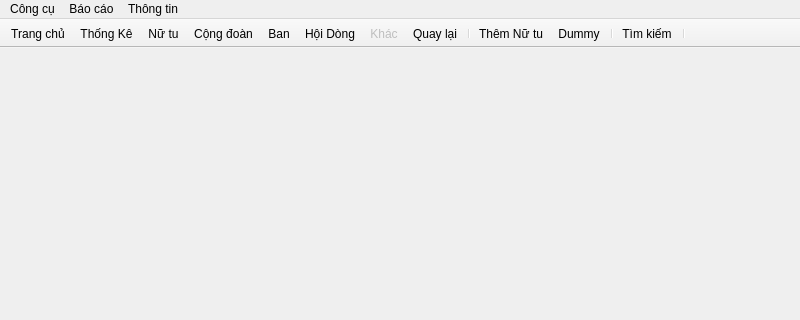
Qt form app/mainwindow.ui (emtrai/hrm_monastery) before a commit; both pictures show x 0 to 800 and y 0 to 320 of the 800 by 600 pixel window.
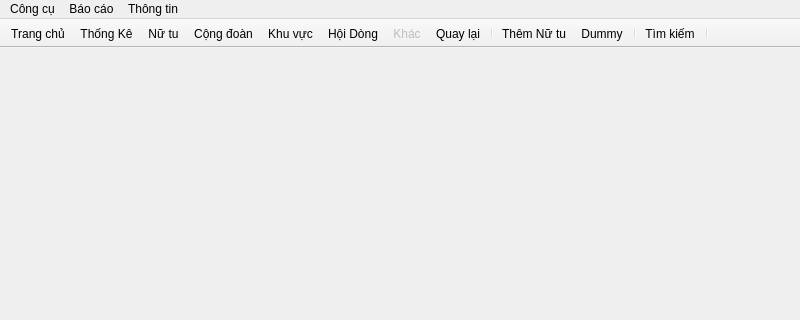
The same form after that commit. Icons and pictures are not drawn.

Commit message: area, person area

The edit to the form file:
```diff
--- a/app/mainwindow.ui
+++ b/app/mainwindow.ui
@@ -78,7 +78,7 @@
    <addaction name="actionSummarize"/>
    <addaction name="actionPerson"/>
    <addaction name="actionCommunity"/>
-   <addaction name="actionDept"/>
+   <addaction name="actionArea"/>
    <addaction name="actionOrgInfo"/>
    <addaction name="actionDummy"/>
    <addaction name="actionBack"/>
@@ -326,15 +326,6 @@
     <bool>false</bool>
    </property>
   </action>
-  <action name="actionDept">
-   <property name="icon">
-    <iconset resource="icon.qrc">
-     <normaloff>:/icon/icon/icons8-diversity-64.png</normaloff>:/icon/icon/icons8-diversity-64.png</iconset>
-   </property>
-   <property name="text">
-    <string>Ban</string>
-   </property>
-  </action>
   <action name="actionDong_bo">
    <property name="text">
     <string>Đồng bộ</string>
```
Left out of the diff: 6 changed lines with no effect on the pictures. The commit also changes 44 other files.
